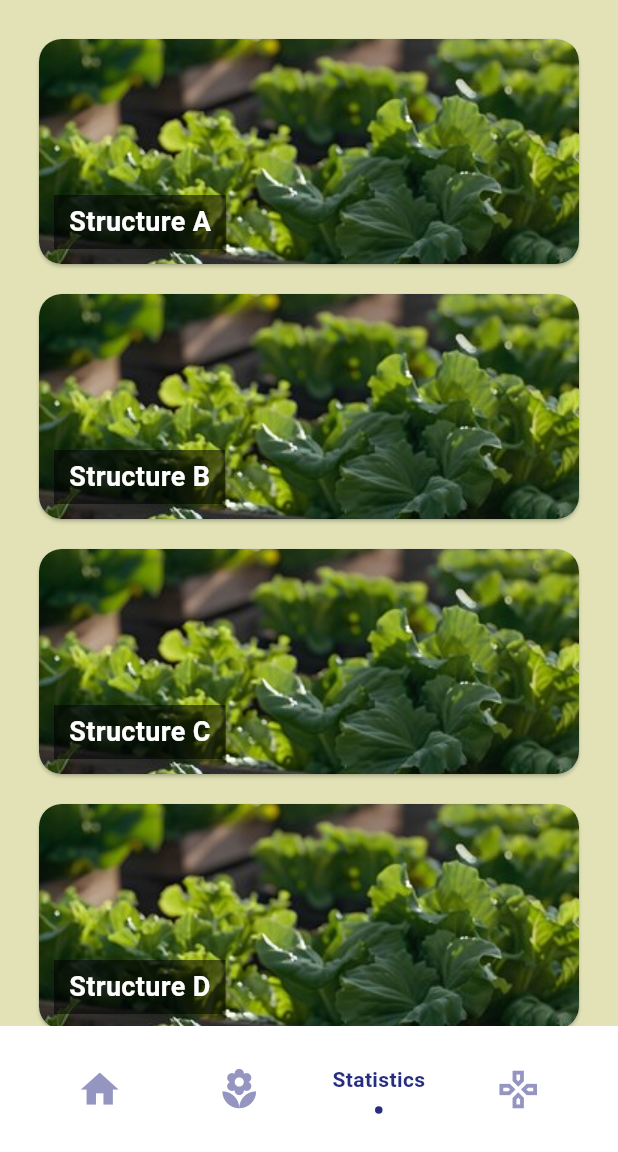
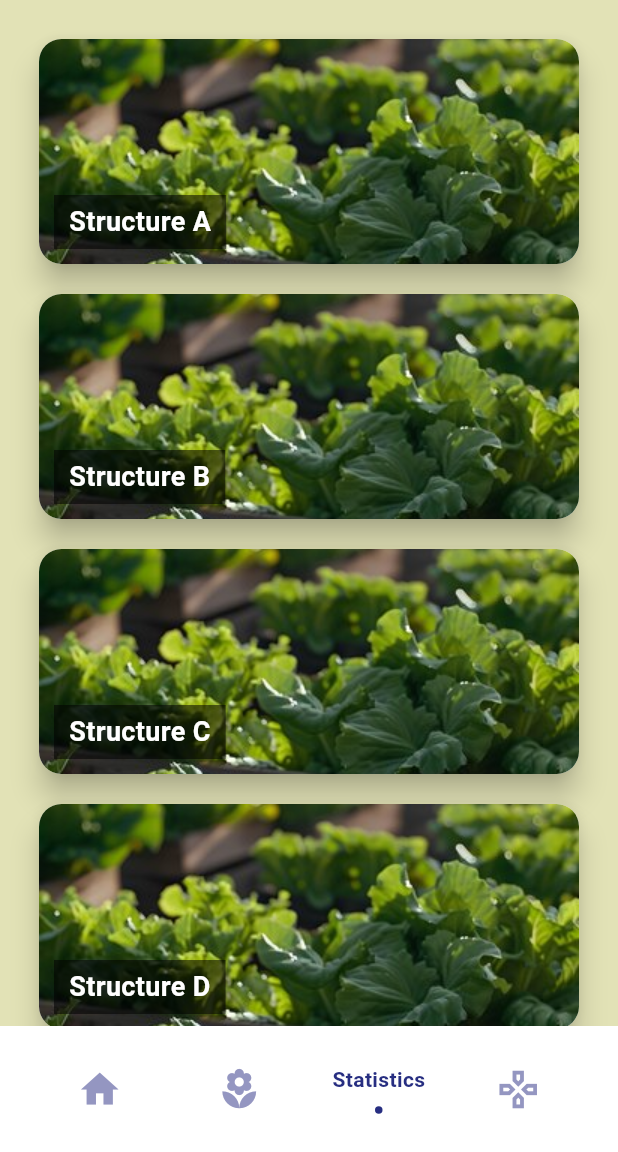
Before and after one commit to SandyUndefined/Hydroponic-App, a Flutter app: the HomeScreen screen opened directly, item 3 of the bottom bar chosen, on a phone screen of 412 x 824 dp, the part 84-1236 px from its top. Run offline on Flutter 3.47's test engine with Material 3 defaults, Android fonts, the light colour scheme and no system bars; drawn by our look-alikes of flashy_tab_bar2; our stand-ins replace firebase_auth, firebase_core, google_sign_in, smooth_page_indicator, syncfusion_flutter_gauges; missing offline and left inert: animated_introduction, cached_video_player_plus; accounts and stored records are empty; network calls fail; statements that could not run were skipped.

Commit message:
added elevation to Structure cards

```diff
--- a/lib/screens/statistics_tab.dart
+++ b/lib/screens/statistics_tab.dart
@@ -26,6 +26,7 @@ class StatisticsTab extends StatelessWidget {
             shape: RoundedRectangleBorder(
               borderRadius: BorderRadius.circular(15),
             ),
+            elevation: 8,
             child: Stack(
               children: [
                 // Background Image
```
